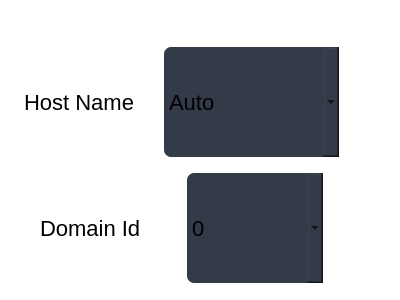
Old version of the form UiFiles/ComodelsConfigBox.ui in the repository bassant-hisham/Anomalies-Tracker-Siemens-Academy.
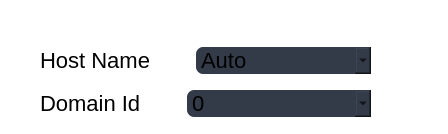
New version of the form.

Diff of the .ui file:
```diff
--- a/UiFiles/ComodelsConfigBox.ui
+++ b/UiFiles/ComodelsConfigBox.ui
@@ -6,8 +6,8 @@
    <rect>
     <x>0</x>
     <y>0</y>
-    <width>400</width>
-    <height>300</height>
+    <width>638</width>
+    <height>0</height>
    </rect>
   </property>
   <property name="windowTitle">
```
